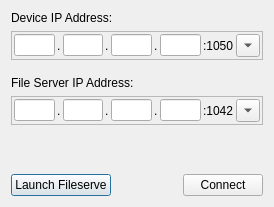
Qt form Tools/EditorFramework/Dialogs/RemoteConnectionDlg.ui (ezEngine/ezEngine) before a commit.
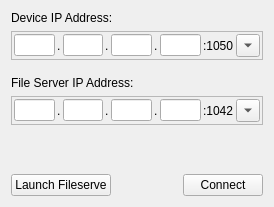
The same form after that commit. Icons and pictures are not drawn.

The edit to the form file:
```diff
--- a/Tools/EditorFramework/Dialogs/RemoteConnectionDlg.ui
+++ b/Tools/EditorFramework/Dialogs/RemoteConnectionDlg.ui
@@ -334,6 +334,9 @@
        <property name="text">
         <string>Launch Fileserve</string>
        </property>
+       <property name="autoDefault">
+        <bool>false</bool>
+       </property>
       </widget>
      </item>
      <item>
@@ -354,6 +357,9 @@
        <property name="text">
         <string>Connect</string>
        </property>
+       <property name="autoDefault">
+        <bool>false</bool>
+       </property>
       </widget>
      </item>
     </layout>
```
